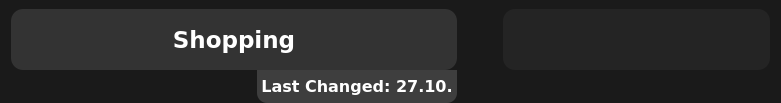
The window that ui/StatisticsWindow/Forms/SpendingForm/spendingform.ui (MopedG/FinanceAnalytics) describes before a commit, drawn with Qt 5.
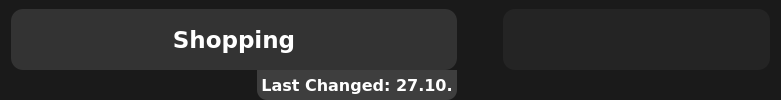
The same window after the commit.

```diff
--- a/ui/StatisticsWindow/Forms/SpendingForm/spendingform.ui
+++ b/ui/StatisticsWindow/Forms/SpendingForm/spendingform.ui
@@ -7,7 +7,7 @@
     <x>0</x>
     <y>0</y>
     <width>781</width>
-    <height>103</height>
+    <height>100</height>
    </rect>
   </property>
   <property name="sizePolicy">
@@ -19,7 +19,7 @@
   <property name="minimumSize">
    <size>
     <width>0</width>
-    <height>103</height>
+    <height>100</height>
    </size>
   </property>
   <property name="windowTitle">
```
Left out of the diff: 6 changed lines with no effect on the pictures.
